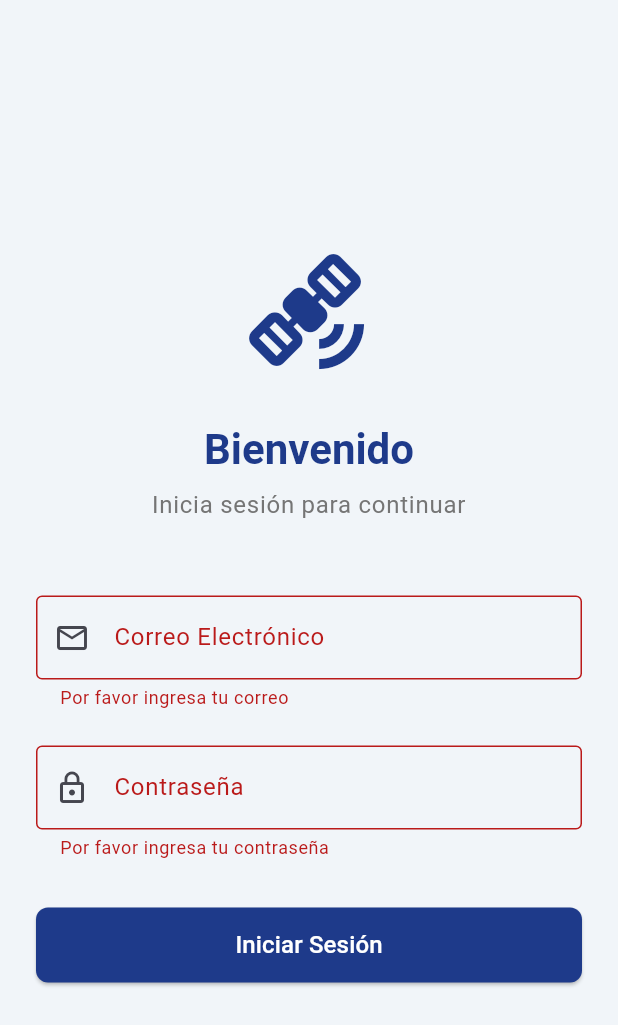
After one commit to Francisco-V98/starlink_system, a Flutter app: the screen it shows after launch, after a tap on "Iniciar Sesión", on a phone screen of 412 x 824 dp. The commit adds this screen. Shown: the top 1025 px of the screen. Run offline on Flutter 3.47's test engine with Material 3 defaults, Android fonts, the phone set to English and light mode, and no system bars; our stand-ins replace firebase_auth, firebase_core, lucide_icons, shared_preferences; accounts and stored records are empty.

Commit message:
add login screen (#1)

```diff
--- a/lib/main.dart
+++ b/lib/main.dart
@@ -1,10 +1,12 @@
 import 'package:flutter/material.dart';
 import 'package:firebase_core/firebase_core.dart';
+import 'package:firebase_auth/firebase_auth.dart';
 import 'package:provider/provider.dart';
 
 import 'firebase_options.dart';
 import 'providers/data_provider.dart';
 import 'screens/starlink_manager_screen.dart';
+import 'screens/login_screen.dart';
 
 void main() async {
   WidgetsFlutterBinding.ensureInitialized();
@@ -35,9 +37,24 @@ class MainApp extends StatelessWidget {
             secondary: const Color(0xFFFACC15), // yellow-400
           ),
           useMaterial3: true,
-          fontFamily: 'Roboto', // Default, but can be changed
+          fontFamily: 'Roboto',
         ),
-        home: const StarlinkManagerScreen(),
+        home: StreamBuilder<User?>(
+          stream: FirebaseAuth.instance.authStateChanges(),
+          builder: (context, snapshot) {
+            if (snapshot.connectionState == ConnectionState.waiting) {
+              return const Scaffold(
+                body: Center(child: CircularProgressIndicator()),
+              );
+            }
+
+            if (snapshot.hasData) {
+              return const StarlinkManagerScreen();
+            }
+
+            return const LoginScreen();
+          },
+        ),
       ),
     );
   }
--- /dev/null
+++ b/lib/screens/login_screen.dart
@@ -0,0 +1,183 @@
+import 'package:flutter/material.dart';
+import 'package:firebase_auth/firebase_auth.dart';
+import '../services/auth_service.dart';
+
+class LoginScreen extends StatefulWidget {
+  const LoginScreen({super.key});
+
+  @override
+  State<LoginScreen> createState() => _LoginScreenState();
+}
+
+class _LoginScreenState extends State<LoginScreen> {
+  final _formKey = GlobalKey<FormState>();
+  final _emailController = TextEditingController();
+  final _passwordController = TextEditingController();
+  final _authService = AuthService();
+
+  bool _isLoading = false;
+  String? _errorMessage;
+
+  @override
+  void dispose() {
+    _emailController.dispose();
+    _passwordController.dispose();
+    super.dispose();
+  }
+
+  Future<void> _login() async {
+    if (_formKey.currentState!.validate()) {
+      setState(() {
+        _isLoading = true;
+        _errorMessage = null;
+      });
+
+      try {
+        await _authService.signIn(
+          _emailController.text.trim(),
+          _passwordController.text.trim(),
+        );
+        // Navigation is handled by the auth state stream in main.dart
+      } on FirebaseAuthException catch (e) {
+        setState(() {
+          _errorMessage = e.message ?? 'Ocurrió un error al iniciar sesión';
+        });
+      } catch (e) {
+        setState(() {
+          _errorMessage = 'Ocurrió un error inesperado';
+        });
+      } finally {
+        if (mounted) {
+          setState(() {
+            _isLoading = false;
+          });
+        }
+      }
+    }
+  }
+
+  @override
+  Widget build(BuildContext context) {
+    return Scaffold(
+      body: Center(
+        child: SingleChildScrollView(
+          padding: const EdgeInsets.all(24.0),
+          child: ConstrainedBox(
+            constraints: const BoxConstraints(maxWidth: 400),
+            child: Form(
+              key: _formKey,
+              child: Column(
+                mainAxisAlignment: MainAxisAlignment.center,
+                crossAxisAlignment: CrossAxisAlignment.stretch,
+                children: [
+                  Icon(
+                    Icons.satellite_alt,
+                    size: 80,
+                    color: Theme.of(context).colorScheme.primary,
+                  ),
+                  const SizedBox(height: 32),
+                  Text(
+                    'Bienvenido',
+                    style: Theme.of(context).textTheme.headlineMedium?.copyWith(
+                          fontWeight: FontWeight.bold,
+                          color: Theme.of(context).colorScheme.primary,
+                        ),
+                    textAlign: TextAlign.center,
+                  ),
+                  const SizedBox(height: 8),
+                  Text(
+                    'Inicia sesión para continuar',
+                    style: Theme.of(context).textTheme.bodyLarge?.copyWith(
+                          color: Colors.grey[600],
+                        ),
+                    textAlign: TextAlign.center,
+                  ),
+                  const SizedBox(height: 48),
+                  if (_errorMessage != null)
+                    Container(
+                      padding: const EdgeInsets.all(12),
+                      margin: const EdgeInsets.only(bottom: 24),
+                      decoration: BoxDecoration(
+                        color: Colors.red.shade50,
+                        borderRadius: BorderRadius.circular(8),
+                        border: Border.all(color: Colors.red.shade200),
+                      ),
+                      child: Text(
+                        _errorMessage!,
+                        style: TextStyle(color: Colors.red.shade800),
+                        textAlign: TextAlign.center,
+                      ),
+                    ),
+                  TextFormField(
+                    controller: _emailController,
+                    keyboardType: TextInputType.emailAddress,
+                    decoration: const InputDecoration(
+                      labelText: 'Correo Electrónico',
+                      prefixIcon: Icon(Icons.email_outlined),
+                      border: OutlineInputBorder(),
+                    ),
+                    validator: (value) {
+                      if (value == null || value.isEmpty) {
+                        return 'Por favor ingresa tu correo';
+                      }
+                      if (!value.contains('@')) {
+                        return 'Ingresa un correo válido';
+                      }
+                      return null;
+                    },
+                  ),
+                  const SizedBox(height: 24),
+                  TextFormField(
+                    controller: _passwordController,
+                    obscureText: true,
+                    decoration: const InputDecoration(
+                      labelText: 'Contraseña',
+                      prefixIcon: Icon(Icons.lock_outline),
+                      border: OutlineInputBorder(),
+                    ),
+                    validator: (value) {
+                      if (value == null || value.isEmpty) {
+                        return 'Por favor ingresa tu contraseña';
+                      }
+                      if (value.length < 6) {
+                        return 'La contraseña debe tener al menos 6 caracteres';
+                      }
+                      return null;
+                    },
+                  ),
+                  const SizedBox(height: 32),
+                  SizedBox(
+                    height: 50,
+                    child: ElevatedButton(
+                      onPressed: _isLoading ? null : _login,
+                      style: ElevatedButton.styleFrom(
+                        backgroundColor: Theme.of(context).colorScheme.primary,
+                        foregroundColor: Colors.white,
+                        shape: RoundedRectangleBorder(
+                          borderRadius: BorderRadius.circular(8),
+                        ),
+                      ),
+                      child: _isLoading
+                          ? const SizedBox(
+                              height: 24,
+                              width: 24,
+                              child: CircularProgressIndicator(
+                                strokeWidth: 2,
+                                color: Colors.white,
+                              ),
+                            )
+                          : const Text(
+                              'Iniciar Sesión',
+                              style: TextStyle(fontSize: 16),
+                            ),
+                    ),
+                  ),
+                ],
+              ),
+            ),
+          ),
+        ),
+      ),
+    );
+  }
+}
--- /dev/null
+++ b/lib/services/auth_service.dart
@@ -0,0 +1,26 @@
+import 'package:firebase_auth/firebase_auth.dart';
+
+class AuthService {
+  final FirebaseAuth _auth = FirebaseAuth.instance;
+
+  // Stream of auth changes
+  Stream<User?> get authStateChanges => _auth.authStateChanges();
+
+  // Sign in with email and password
+  Future<UserCredential?> signIn(String email, String password) async {
+    try {
+      final credential = await _auth.signInWithEmailAndPassword(
+        email: email,
+        password: password,
+      );
+      return credential;
+    } on FirebaseAuthException catch (e) {
+      throw e;
+    }
+  }
+
+  // Sign out
+  Future<void> signOut() async {
+    await _auth.signOut();
+  }
+}
```
Also changed, not shown: 2 other files.
